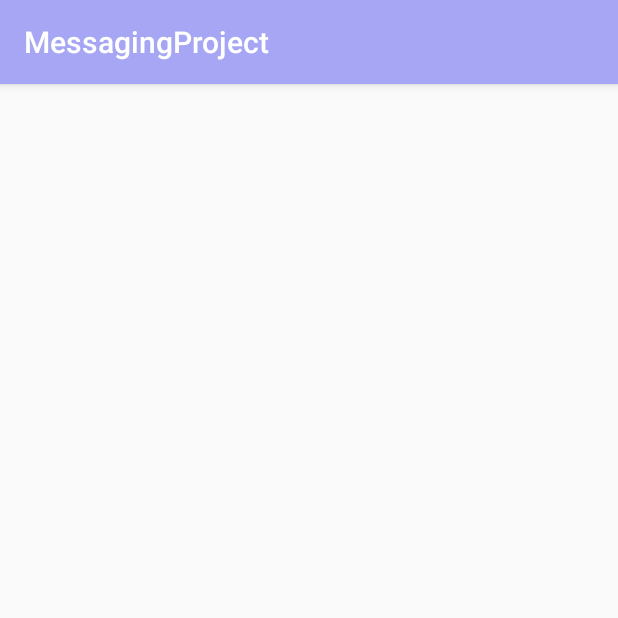
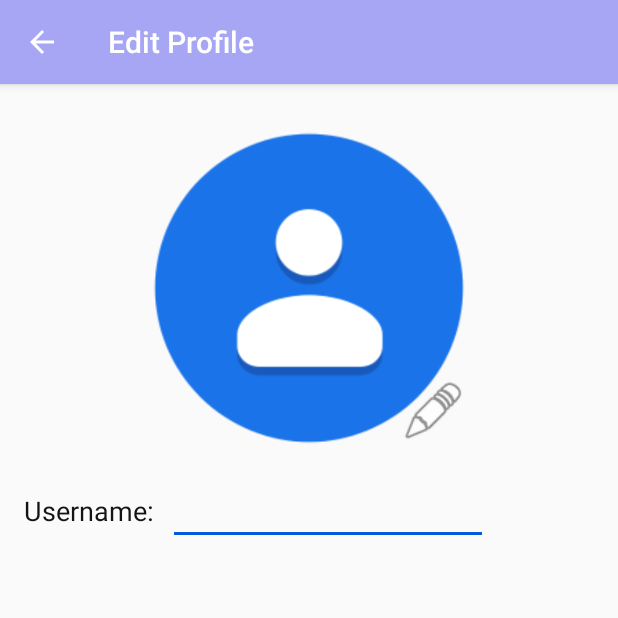
Before and after one commit to EladxR/MessagingApp, an Android app: the EditProfileActivity screen opened directly, with no data from a screen before it, on a phone screen of 412 x 824 dp, the top half of it. Run offline under Robolectric (Android 15) with nearby library versions, the phone set to English and light mode, and no system bars; our stand-ins replace Firebase (no records; nobody signed in at launch, a user with empty details on screens opened directly).

Commit message:
edit profile added

```diff
--- a/MessagingProject/app/src/main/java/com/example/messagingproject/EditProfileActivity.java
+++ b/MessagingProject/app/src/main/java/com/example/messagingproject/EditProfileActivity.java
@@ -3,12 +3,55 @@ package com.example.messagingproject;
 import androidx.appcompat.app.AppCompatActivity;
 
 import android.os.Bundle;
+import android.text.TextUtils;
+import android.view.View;
+import android.widget.EditText;
+import android.widget.ImageView;
+import android.widget.Toast;
+
+import com.google.firebase.auth.FirebaseAuth;
+import com.google.firebase.database.FirebaseDatabase;
 
 public class EditProfileActivity extends AppCompatActivity {
+    private String username;
+    private EditText usernameText;
+    private ImageView profileImage;
 
     @Override
     protected void onCreate(Bundle savedInstanceState) {
         super.onCreate(savedInstanceState);
         setContentView(R.layout.activity_edit_profile);
+        username=getIntent().getStringExtra("username");
+        usernameText=findViewById(R.id.inputUsernameEditProfile);
+        profileImage=findViewById(R.id.editProfileImage);
+
+        usernameText.setText(username);
+
+        profileImage.setOnClickListener(new View.OnClickListener() {
+            @Override
+            public void onClick(View view) {
+
+            }
+        });
+    }
+
+    @Override
+    protected void onDestroy() {
+        super.onDestroy();
+        //save when activity finished
+        SaveProfile();
+    }
+
+    private void SaveProfile() {
+        String userID= FirebaseAuth.getInstance().getCurrentUser().getUid();
+        String newUsername=usernameText.getText().toString();
+        if(TextUtils.isEmpty(newUsername)){
+            Toast.makeText(this, "can't save empty fields", Toast.LENGTH_SHORT).show();
+        }else{
+            //set new user name in data base
+            FirebaseDatabase.getInstance().getReference().child("Users").child(userID).child("username").setValue(newUsername);
+            Toast.makeText(this, "Profile saved", Toast.LENGTH_SHORT).show();
+        }
+
     }
 }
--- a/MessagingProject/app/src/main/res/layout/activity_edit_profile.xml
+++ b/MessagingProject/app/src/main/res/layout/activity_edit_profile.xml
@@ -6,4 +6,46 @@
     android:layout_height="match_parent"
     tools:context=".EditProfileActivity">
 
+    <ImageView
+        android:id="@+id/editProfileImage"
+        android:layout_width="232dp"
+        android:layout_height="224dp"
+        android:layout_marginTop="24dp"
+        app:layout_constraintEnd_toEndOf="parent"
+        app:layout_constraintStart_toStartOf="parent"
+        app:layout_constraintTop_toTopOf="parent"
+        app:srcCompat="@drawable/contact_image1" />
+
+    <ImageView
+        android:id="@+id/imageView2"
+        android:layout_width="50dp"
+        android:layout_height="44dp"
+        android:layout_marginEnd="8dp"
+        android:layout_marginBottom="8dp"
+        app:layout_constraintBottom_toBottomOf="@+id/editProfileImage"
+        app:layout_constraintEnd_toEndOf="@+id/editProfileImage"
+        app:srcCompat="@android:drawable/ic_menu_edit" />
+
+    <TextView
+        android:id="@+id/textView3"
+        android:layout_width="wrap_content"
+        android:layout_height="wrap_content"
+        android:layout_marginStart="16dp"
+        android:layout_marginTop="24dp"
+        android:text="Username:  "
+        android:textColor="#131313"
+        android:textSize="18sp"
+        app:layout_constraintStart_toStartOf="parent"
+        app:layout_constraintTop_toBottomOf="@+id/editProfileImage" />
+
+    <EditText
+        android:id="@+id/inputUsernameEditProfile"
+        android:layout_width="wrap_content"
+        android:layout_height="wrap_content"
+        android:ems="10"
+        android:inputType="textPersonName"
+        android:text="username"
+        app:layout_constraintBottom_toBottomOf="@+id/textView3"
+        app:layout_constraintStart_toEndOf="@+id/textView3"
+        app:layout_constraintTop_toTopOf="@+id/textView3" />
 </androidx.constraintlayout.widget.ConstraintLayout>
```
Also changed, not shown: MessagingProject/app/src/main/AndroidManifest.xml (+6 -2 lines), MessagingProject/app/src/main/java/com/example/messagingproject/MainActivity.java (+17 -10 lines), MessagingProject/app/src/main/res/menu/main_menu.xml (+7 -0 lines).
